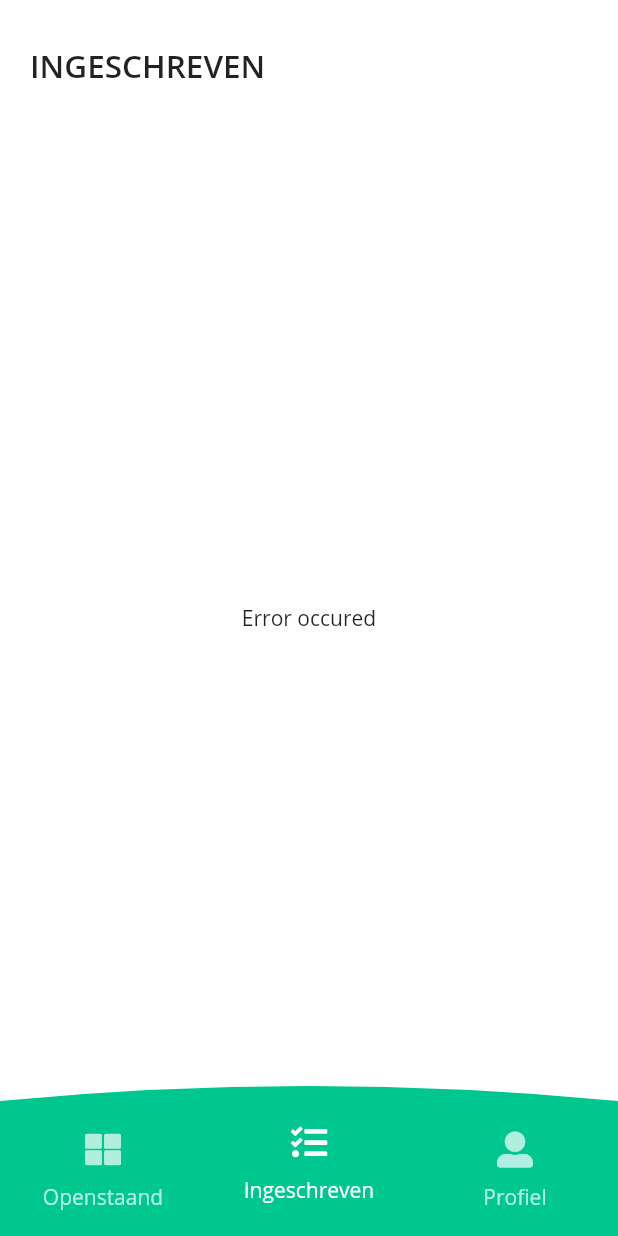
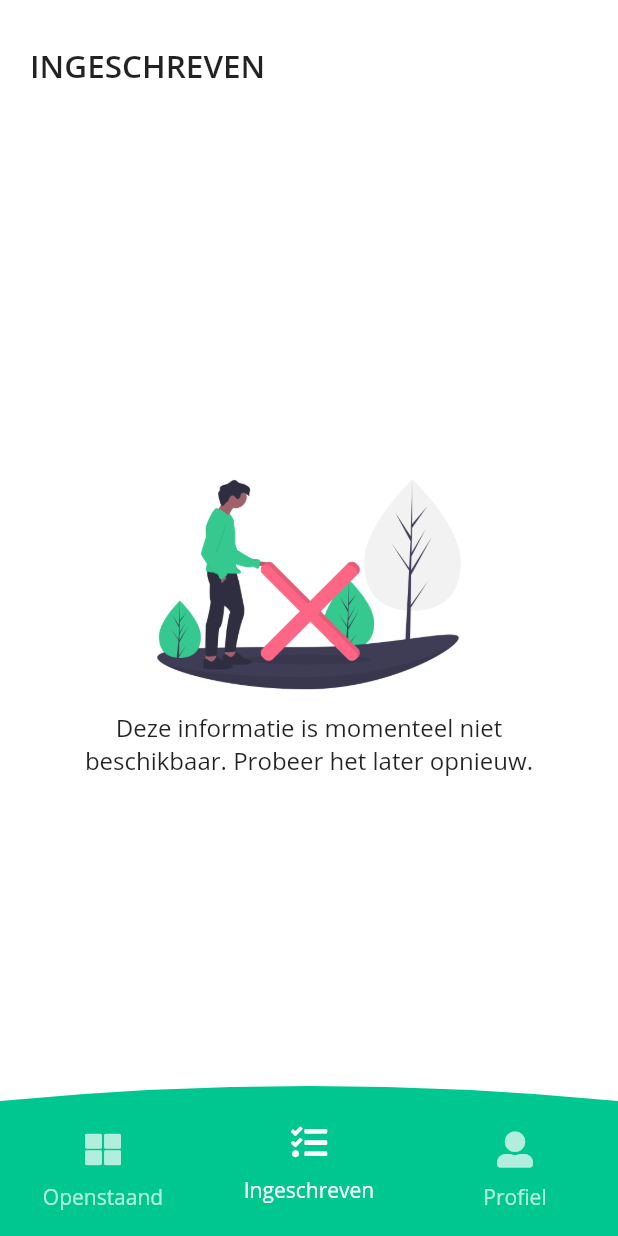
Before and after one commit to LennardDeurman/tareas-mobile-app, a Flutter app: the HomePage screen opened directly, item 2 of the bottom bar chosen, on a phone screen of 412 x 824 dp. Run offline on Flutter 3.47's test engine with Material 2 defaults, Android fonts, the phone set to English and light mode, and no system bars; our stand-ins replace flutter_i18n, font_awesome_flutter, shared_preferences, table_calendar; missing offline and left inert: flutter_auth0, flutter_stetho; accounts and stored records are empty.

Commit message:
Background screens first part

```diff
--- a/assets/i18n/nl.json
+++ b/assets/i18n/nl.json
@@ -33,5 +33,9 @@
   "connectionError": "Verbindingsprobleem",
   "connectionErrorMessage": "We konden je profielgegevens niet ophalen van de server, en daardoor niet inloggen. Check of je een actieve internetverbinding hebt en klik op de knop hieronder om het opnieuw te proberen.",
   "reconnect": "Opnieuw verbinden",
-  "closeAndReconnect": "Sluiten & opnieuw inloggen"
+  "closeAndReconnect": "Sluiten & opnieuw inloggen",
+  "noResults": "Geen resultaat",
+  "informationNotAvailable": "Deze informatie is momenteel niet beschikbaar. Probeer het later opnieuw.",
+  "loadingInProgress": "Bezig met laden",
+  "loadingDescription": "Nog even geduld alsjeblieft"
 }
--- a/lib/constants/asset_paths.dart
+++ b/lib/constants/asset_paths.dart
@@ -5,5 +5,9 @@ class AssetPaths {
   static const String loginBackground = "assets/images/icon_background_mobile.png";
   static const String tasksNoResults = "assets/images/placeholder_no_tasks.png";
   static const String loading = "assets/images/loading.gif";
+  static const String listLoading = "assets/images/list_loading.png";
+  static const String listError = "assets/images/list_error.png";
+  static const String listNoResults = "assets/images/list_no_subcribed_activities.png";
+  static const String listNoSubscribedActivities = "assets/images/list_no_results.png";
 
 }
--- a/lib/constants/translation_keys.dart
+++ b/lib/constants/translation_keys.dart
@@ -35,4 +35,8 @@ class TranslationKeys {
   static const String connectionError = "connectionError";
   static const String connectionErrorMessage = "connectionErrorMessage";
   static const String closeAndReconnect = "closeAndReconnect";
+  static const String loadingInProgress = "loadingInProgress";
+  static const String loadingDescription = "loadingDescription";
+  static const String noResults = "noResults";
+  static const String informationNotAvailable = "informationNotAvailable";
 }
--- a/lib/ui/extensions/backgrounds.dart
+++ b/lib/ui/extensions/backgrounds.dart
@@ -1,29 +1,100 @@
 import 'package:flutter/material.dart';
+import 'package:flutter_i18n/flutter_i18n.dart';
+import 'package:tareas/constants/asset_paths.dart';
+import 'package:tareas/constants/translation_keys.dart';
+
+
 
 class BackgroundsBuilder {
 
-  Widget loadingBackground() {
+  Widget background({ List<Widget> children }) {
     return Container(
       child: Center(
-        child: CircularProgressIndicator(),
+          child: Column(
+            crossAxisAlignment: CrossAxisAlignment.center,
+            mainAxisAlignment: MainAxisAlignment.center,
+            children: children,
+          )
       ),
     );
   }
 
-  Widget noResultsBackground() {
+  Widget illustration(String assetPath) {
     return Container(
-      child: Center(
-        child: Text("No result"),
+      width: 250,
+      height: 170,
+      child: Image(
+        image: AssetImage(
+            assetPath
+        ),
       ),
     );
   }
 
-  Widget errorBackground() {
-    return Container(
-      child: Center(
-        child: Text("Error occured"),
+  Widget titleLabel(String text) {
+    return Text(
+      text,
+      style: TextStyle(
+          fontSize: 20,
+          fontWeight: FontWeight.w600
       ),
     );
   }
 
+  Widget descriptionLabel(String text) {
+    return Container(
+      width: 300,
+      child: Text(
+        text,
+        textAlign: TextAlign.center,
+        style: TextStyle(
+            fontSize: 16
+        ),
+      ),
+    );
+  }
+
+  Widget loadingBackground(BuildContext context) {
+    return background(
+        children: [
+          illustration(AssetPaths.listLoading),
+          titleLabel(FlutterI18n.translate(context, TranslationKeys.loadingInProgress)),
+          descriptionLabel(FlutterI18n.translate(context, TranslationKeys.loadingDescription))
+        ]
+    );
+  }
+
+  Widget noResultsBackground(BuildContext context) {
+    return background(
+        children: [
+          illustration(AssetPaths.listNoResults),
+          titleLabel(FlutterI18n.translate(context, TranslationKeys.noResults)),
+          descriptionLabel(FlutterI18n.translate(context, TranslationKeys.informationNotAvailable))
+        ]
+    );
+  }
+
+  Widget errorBackground(BuildContext context) {
+    return background(
+      children: [
+        illustration(AssetPaths.listError),
+        descriptionLabel(FlutterI18n.translate(context, TranslationKeys.informationNotAvailable))
+      ]
+    );
+  }
+
 }
+
+class SubscribedActivitiesBackgroundsBuilder extends BackgroundsBuilder {
+
+  @override
+  Widget noResultsBackground(BuildContext context) {
+    return background(
+        children: [
+          illustration(AssetPaths.listNoSubscribedActivities),
+          descriptionLabel(FlutterI18n.translate(context, TranslationKeys.noSubscribedTasks))
+        ]
+    );
+  }
+
+}
--- a/lib/ui/lists/open_activities.dart
+++ b/lib/ui/lists/open_activities.dart
@@ -11,24 +11,24 @@ class OpenActivitiesList extends StatelessWidget {
 
   OpenActivitiesList (this.manager);
 
-  Widget buildBackground() {
+  Widget buildBackground(BuildContext context) {
     OpenActivitiesResult openActivitiesResult = manager.openActivitiesDownloader.notifier.value;
     bool isLoading = manager.openActivitiesDownloader.loadingDelegate.isLoading;
     if (openActivitiesResult != null) {
       if (openActivitiesResult.items.length == 0) {
         if (isLoading) {
-          return backgroundsBuilder.loadingBackground();
+          return backgroundsBuilder.loadingBackground(context);
         } else if (openActivitiesResult.allSuccess) {
-          return backgroundsBuilder.noResultsBackground();
+          return backgroundsBuilder.noResultsBackground(context);
         } else if (openActivitiesResult.allFailed) {
-          return backgroundsBuilder.errorBackground();
+          return backgroundsBuilder.errorBackground(context);
         }
       }
     } else {
       if (isLoading) {
-        return backgroundsBuilder.loadingBackground();
+        return backgroundsBuilder.loadingBackground(context);
       } else {
-        return backgroundsBuilder.noResultsBackground();
+        return backgroundsBuilder.noResultsBackground(context);
       }
     }
     return Container();
@@ -66,7 +66,7 @@ class OpenActivitiesList extends StatelessWidget {
             builder: (BuildContext context, OpenActivitiesResult result, Widget widget) {
               return Stack(
                 children: <Widget>[
-                  buildBackground(),
+                  buildBackground(context),
                   buildList()
                 ],
               );
--- a/lib/ui/lists/subscribed_activities.dart
+++ b/lib/ui/lists/subscribed_activities.dart
@@ -8,28 +8,28 @@ class SubscribedActivitiesList extends StatelessWidget {
 
   final SubscribedActivitiesManager manager;
 
-  final BackgroundsBuilder backgroundsBuilder = BackgroundsBuilder();
+  final BackgroundsBuilder backgroundsBuilder = SubscribedActivitiesBackgroundsBuilder();
 
   SubscribedActivitiesList (this.manager);
 
-  Widget buildBackground() {
+  Widget buildBackground(BuildContext context) {
     SubscribedActivitiesResult subscribedActivitiesResult = manager.notifier.value;
     bool isLoading = manager.loadingDelegate.isLoading;
     if (subscribedActivitiesResult != null) {
       if (isLoading) {
-        return backgroundsBuilder.loadingBackground();
+        return backgroundsBuilder.loadingBackground(context);
       } else if (subscribedActivitiesResult.completionResult.error != null) {
-        return backgroundsBuilder.errorBackground();
+        return backgroundsBuilder.errorBackground(context);
       } else if (subscribedActivitiesResult.completionResult.result != null) {
         if (subscribedActivitiesResult.completionResult.result.length == 0) {
-          return backgroundsBuilder.noResultsBackground();
+          return backgroundsBuilder.noResultsBackground(context);
         }
       }
     } else {
       if (isLoading) {
-        return backgroundsBuilder.loadingBackground();
+        return backgroundsBuilder.loadingBackground(context);
       } else {
-        return backgroundsBuilder.noResultsBackground();
+        return backgroundsBuilder.noResultsBackground(context);
       }
     }
     return Container();
@@ -75,7 +75,7 @@ class SubscribedActivitiesList extends StatelessWidget {
                   builder: (BuildContext context, SubscribedActivitiesResult result, Widget widget) {
                     return Stack(
                       children: <Widget>[
-                        buildBackground(),
+                        buildBackground(context),
                         buildList()
                       ],
                     );
--- a/pubspec.yaml
+++ b/pubspec.yaml
@@ -37,10 +37,7 @@ flutter:
   # the material Icons class.
   uses-material-design: true
   assets:
-    - assets/images/icon_background_mobile.png
-    - assets/images/logo_login_tareas.png
-    - assets/images/placeholder_no_tasks.png
-    - assets/images/loading.gif
+    - assets/images/
     - assets/i18n/
   fonts:
     - family: OpenSans
```
Also changed, not shown: assets/images/list_error.png (added), assets/images/list_loading.png (added), assets/images/list_no_results.png (added), assets/images/list_no_subcribed_activities.png (added).
